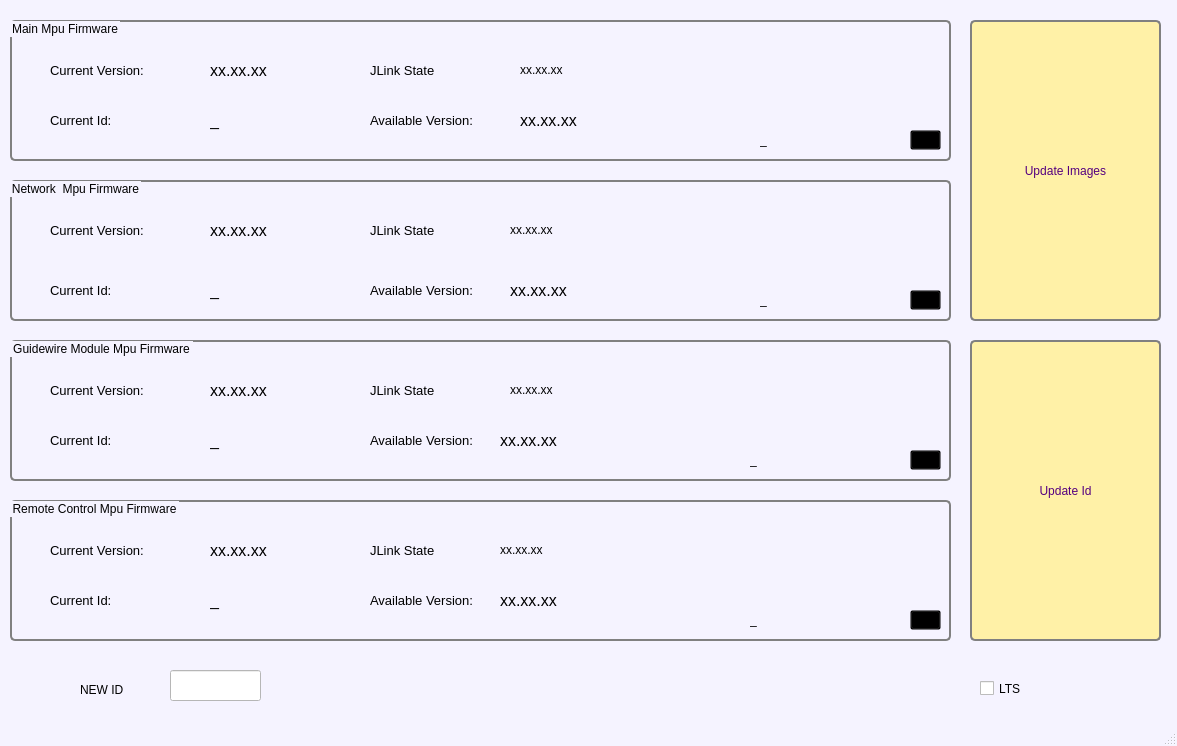
This is gui/loader_win.ui in WitnessGitHub/python-liberty-loader as Qt 5 draws it before an edit. The edited form follows.
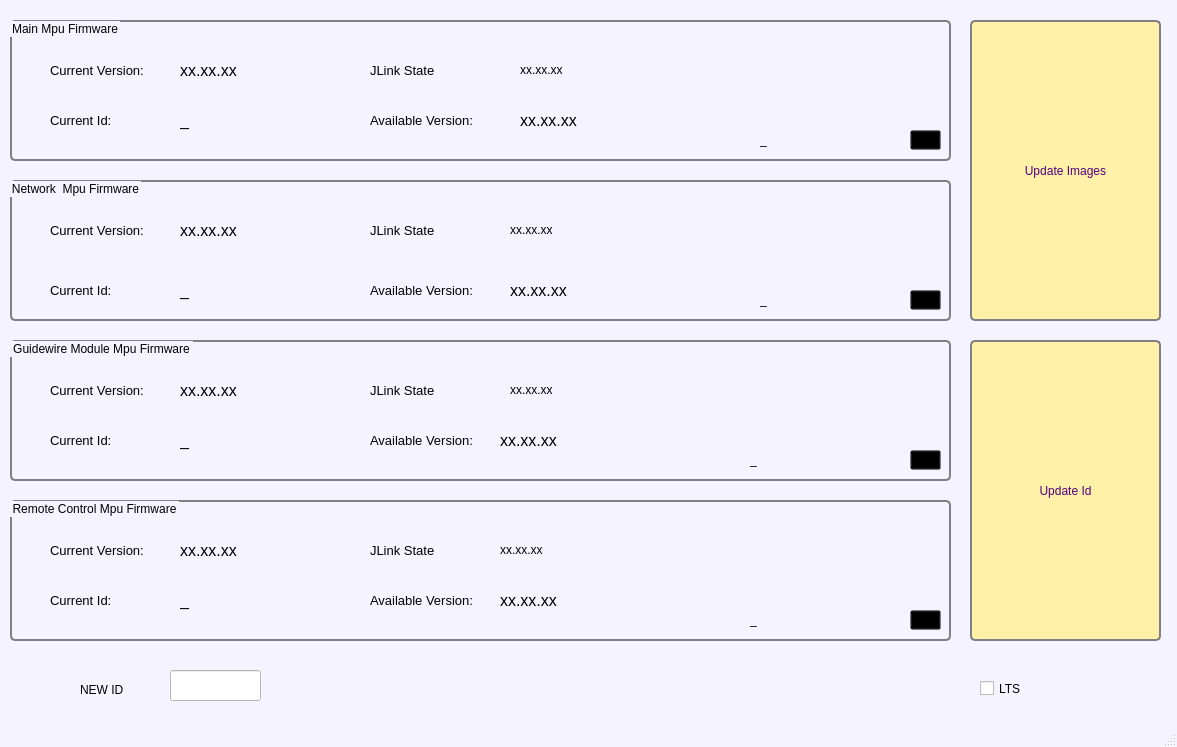
This is the edited form.

Commit message:
for read id and read info_img engines was added semOk control. checkBox LTS was deactivated
version 0.99+0

Diff of the .ui file:
```diff
--- a/gui/loader_win.ui
+++ b/gui/loader_win.ui
@@ -7,7 +7,7 @@
     <x>0</x>
     <y>0</y>
     <width>1177</width>
-    <height>746</height>
+    <height>747</height>
    </rect>
   </property>
   <property name="palette">
@@ -898,9 +898,9 @@
     <widget class="QLabel" name="varCurrVersionNbrNw">
      <property name="geometry">
       <rect>
-       <x>200</x>
+       <x>170</x>
        <y>40</y>
-       <width>131</width>
+       <width>171</width>
        <height>20</height>
       </rect>
      </property>
@@ -1397,9 +1397,9 @@
     <widget class="QLabel" name="varCurrIdNbrNw">
      <property name="geometry">
       <rect>
-       <x>200</x>
+       <x>170</x>
        <y>100</y>
-       <width>81</width>
+       <width>111</width>
        <height>20</height>
       </rect>
      </property>
@@ -1589,9 +1589,9 @@
     <widget class="QLabel" name="varCurrVersionNbrGw">
      <property name="geometry">
       <rect>
-       <x>200</x>
+       <x>170</x>
        <y>40</y>
-       <width>131</width>
+       <width>171</width>
        <height>20</height>
       </rect>
      </property>
@@ -2088,9 +2088,9 @@
     <widget class="QLabel" name="varCurrIdNbrGw">
      <property name="geometry">
       <rect>
-       <x>200</x>
+       <x>170</x>
        <y>90</y>
-       <width>81</width>
+       <width>111</width>
        <height>20</height>
       </rect>
      </property>
@@ -2658,9 +2658,9 @@
     <widget class="QLabel" name="varCurrVersionNbrMp">
      <property name="geometry">
       <rect>
-       <x>200</x>
+       <x>170</x>
        <y>40</y>
-       <width>131</width>
+       <width>171</width>
        <height>20</height>
       </rect>
      </property>
@@ -3178,9 +3178,9 @@
     <widget class="QLabel" name="varCurrIdNbrMp">
      <property name="geometry">
       <rect>
-       <x>200</x>
+       <x>170</x>
        <y>90</y>
-       <width>81</width>
+       <width>111</width>
        <height>20</height>
       </rect>
      </property>
@@ -3312,9 +3312,9 @@
     <widget class="QLabel" name="varCurrVersionNbrRem">
      <property name="geometry">
       <rect>
-       <x>200</x>
+       <x>170</x>
        <y>40</y>
-       <width>131</width>
+       <width>171</width>
        <height>20</height>
       </rect>
      </property>
@@ -3811,9 +3811,9 @@
     <widget class="QLabel" name="varCurrIdNbrRem">
      <property name="geometry">
       <rect>
-       <x>200</x>
+       <x>170</x>
        <y>90</y>
-       <width>81</width>
+       <width>111</width>
        <height>20</height>
       </rect>
      </property>
```
The commit also changes 4 other files.
